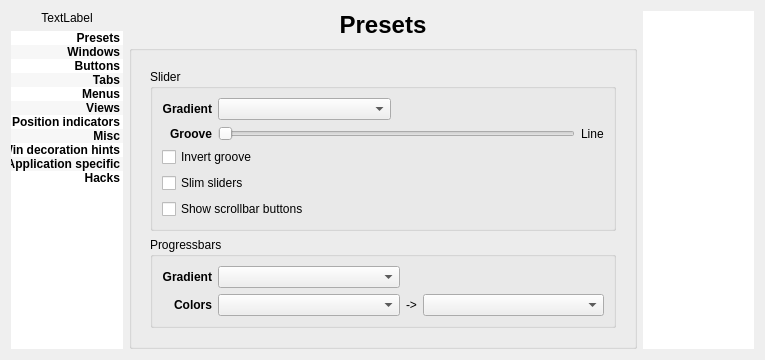
Above: config/config.ui from deiv/bespin-pkg before the change. Below: the same form after it.
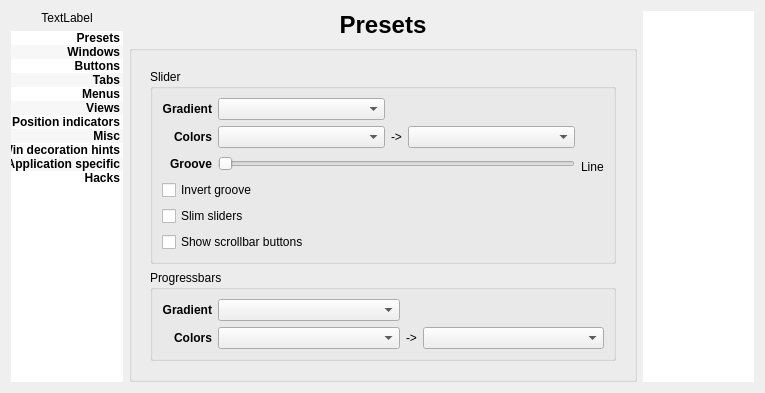
That is the form after the change. The open tabs and pages were chosen to show the change.

Patch:
```diff
--- a/config/config.ui
+++ b/config/config.ui
@@ -7,7 +7,7 @@
     <x>0</x>
     <y>0</y>
     <width>765</width>
-    <height>345</height>
+    <height>378</height>
    </rect>
   </property>
   <property name="sizePolicy">
@@ -2201,7 +2201,7 @@
                </property>
               </widget>
              </item>
-             <item row="0" column="2">
+             <item row="0" column="2" colspan="3">
               <spacer name="horizontalSpacer_8">
                <property name="orientation">
                 <enum>Qt::Horizontal</enum>
@@ -2215,6 +2215,65 @@
               </spacer>
              </item>
              <item row="1" column="0">
+              <widget class="QLabel" name="label_56">
+               <property name="font">
+                <font>
+                 <weight>75</weight>
+                 <bold>true</bold>
+                </font>
+               </property>
+               <property name="text">
+                <string>Colors</string>
+               </property>
+               <property name="alignment">
+                <set>Qt::AlignRight|Qt::AlignTrailing|Qt::AlignVCenter</set>
+               </property>
+              </widget>
+             </item>
+             <item row="1" column="1">
+              <widget class="QComboBox" name="scrollRole">
+               <property name="sizePolicy">
+                <sizepolicy hsizetype="MinimumExpanding" vsizetype="Fixed">
+                 <horstretch>0</horstretch>
+                 <verstretch>0</verstretch>
+                </sizepolicy>
+               </property>
+              </widget>
+             </item>
+             <item row="1" column="2">
+              <widget class="QLabel" name="label_57">
+               <property name="text">
+                <string>-&gt;</string>
+               </property>
+              </widget>
+             </item>
+             <item row="1" column="3">
+              <widget class="QComboBox" name="scrollActiveRole">
+               <property name="sizePolicy">
+                <sizepolicy hsizetype="MinimumExpanding" vsizetype="Fixed">
+                 <horstretch>0</horstretch>
+                 <verstretch>0</verstretch>
+                </sizepolicy>
+               </property>
+              </widget>
+             </item>
+             <item row="1" column="4" rowspan="2">
+              <spacer name="horizontalSpacer_3">
+               <property name="orientation">
+                <enum>Qt::Horizontal</enum>
+               </property>
+               <property name="sizeType">
+                <enum>QSizePolicy::Fixed</enum>
+               </property>
+               <property name="sizeHint" stdset="0">
+                <size>
+                 <width>3</width>
+                 <height>0</height>
+                </size>
+               </property>
+              </spacer>
+             </item>
+             <item row="2" column="0" rowspan="2">
               <widget class="QLabel" name="label_42">
                <property name="font">
                 <font>
@@ -2230,7 +2289,7 @@
                </property>
               </widget>
              </item>
-             <item row="1" column="1" colspan="2">
+             <item row="2" column="1" rowspan="2" colspan="3">
               <widget class="QSlider" name="sliderGroove">
                <property name="maximum">
                 <number>3</number>
@@ -2246,7 +2305,7 @@
                </property>
               </widget>
              </item>
-             <item row="1" column="3">
+             <item row="3" column="4">
               <widget class="QLabel" name="grooveLabel">
                <property name="sizePolicy">
                 <sizepolicy hsizetype="Preferred" vsizetype="Preferred">
@@ -2259,21 +2318,21 @@
                </property>
               </widget>
              </item>
-             <item row="2" column="0" colspan="2">
+             <item row="4" column="0" colspan="2">
               <widget class="QCheckBox" name="invertGroove">
                <property name="text">
                 <string>Invert groove</string>
                </property>
               </widget>
              </item>
-             <item row="3" column="0" colspan="2">
+             <item row="5" column="0" colspan="2">
               <widget class="QCheckBox" name="slimSlider">
                <property name="text">
                 <string>Slim sliders</string>
                </property>
               </widget>
              </item>
-             <item row="4" column="0" colspan="2">
+             <item row="6" column="0" colspan="2">
               <widget class="QCheckBox" name="showScrollButtons">
                <property name="text">
                 <string>Show scrollbar buttons</string>
```
Left out of the diff: 40 changed lines with no effect on the pictures.
